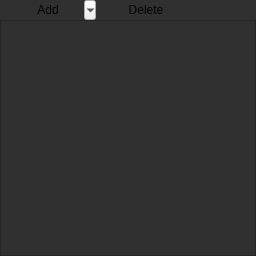
First picture: the form in src/widgets/sceneheirarchywidget.ui, repository jahshaka/Studio, before the edit.
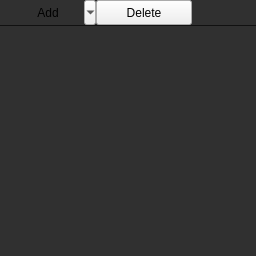
Second picture: the form after the edit. Icons and pictures are not drawn.

Commit message: New hierarchy buttons and icons, tweaks all around

What changed in the file:
```diff
--- a/src/widgets/sceneheirarchywidget.ui
+++ b/src/widgets/sceneheirarchywidget.ui
@@ -16,6 +16,19 @@
   <property name="styleSheet">
    <string notr="true">QWidget#sceneTree {
 	background-color: #303030;
+	border-top: 1px solid #111;
+}
+
+#addBtn, #deleteBtn {
+	padding: 4px;
+}
+
+#addBtn {
+	border: 0;
+}
+
+#deleteBtn {
+	border-left: 1px solid #333;
 }</string>
   </property>
   <layout class="QVBoxLayout" name="verticalLayout">
@@ -50,7 +63,7 @@
      </property>
      <layout class="QHBoxLayout" name="horizontalLayout">
       <property name="spacing">
-       <number>2</number>
+       <number>0</number>
       </property>
       <property name="leftMargin">
        <number>0</number>
@@ -78,9 +91,6 @@
           <height>0</height>
          </size>
         </property>
-        <property name="styleSheet">
-         <string notr="true">border: 0</string>
-        </property>
         <property name="text">
          <string>Add</string>
         </property>
@@ -113,9 +123,6 @@
           <height>0</height>
          </size>
         </property>
-        <property name="styleSheet">
-         <string notr="true">border: 0</string>
-        </property>
         <property name="text">
          <string>Delete</string>
         </property>
```
Left out of the diff: 12 changed lines with no effect on the pictures. The commit also changes 4 other files.
